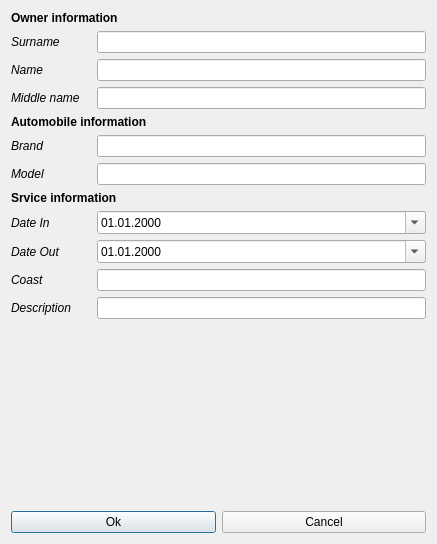
Above: dialog_add_car.ui from LorenceUfa/autoservice before the change. Below: the same form after it.
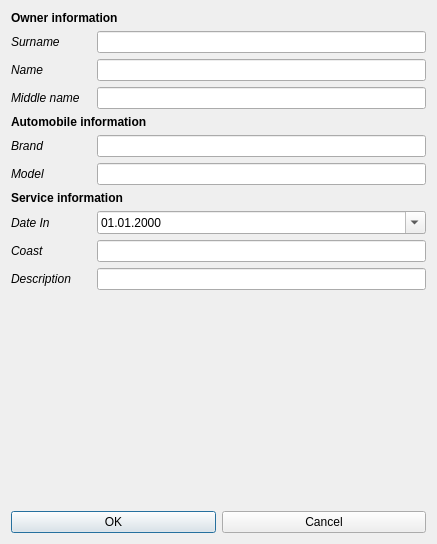
That is the form after the change.

```diff
--- a/dialog_add_car.ui
+++ b/dialog_add_car.ui
@@ -162,7 +162,7 @@
       </font>
      </property>
      <property name="text">
-      <string>Srvice information</string>
+      <string>Service information</string>
      </property>
     </widget>
    </item>
@@ -179,34 +179,6 @@
       </widget>
      </item>
      <item row="1" column="0">
-      <widget class="QLabel" name="label_date_out">
-       <property name="minimumSize">
-        <size>
-         <width>80</width>
-         <height>0</height>
-        </size>
-       </property>
-       <property name="font">
-        <font>
-         <italic>true</italic>
-        </font>
-       </property>
-       <property name="text">
-        <string>Date Out</string>
-       </property>
-      </widget>
-     </item>
-     <item row="1" column="1">
-      <widget class="QDateEdit" name="dateOut">
-       <property name="displayFormat">
-        <string>dd.MM.yyyy</string>
-       </property>
-       <property name="calendarPopup">
-        <bool>true</bool>
-       </property>
-      </widget>
-     </item>
-     <item row="2" column="0">
       <widget class="QLabel" name="label_coast">
        <property name="minimumSize">
         <size>
@@ -224,14 +196,14 @@
        </property>
       </widget>
      </item>
-     <item row="2" column="1">
+     <item row="1" column="1">
       <widget class="QLineEdit" name="lineCoast">
        <property name="inputMethodHints">
         <set>Qt::ImhNone</set>
        </property>
       </widget>
      </item>
-     <item row="3" column="0">
+     <item row="2" column="0">
       <widget class="QLabel" name="label_descr">
        <property name="minimumSize">
         <size>
@@ -249,7 +221,7 @@
        </property>
       </widget>
      </item>
-     <item row="3" column="1">
+     <item row="2" column="1">
       <widget class="QLineEdit" name="lineDescr"/>
      </item>
      <item row="0" column="0">
@@ -290,7 +262,7 @@
      <item>
       <widget class="QPushButton" name="buttonOk">
        <property name="text">
-        <string>Ok</string>
+        <string>OK</string>
        </property>
       </widget>
      </item>
```
Left out of the diff: 36 changed lines with no effect on the pictures.
